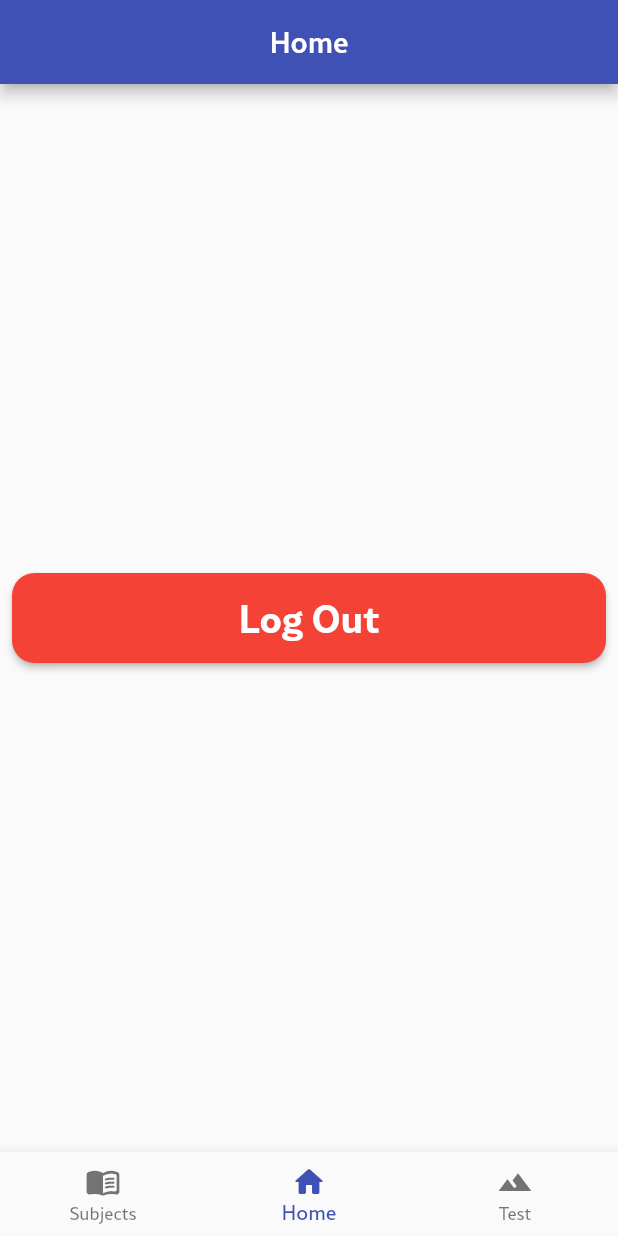
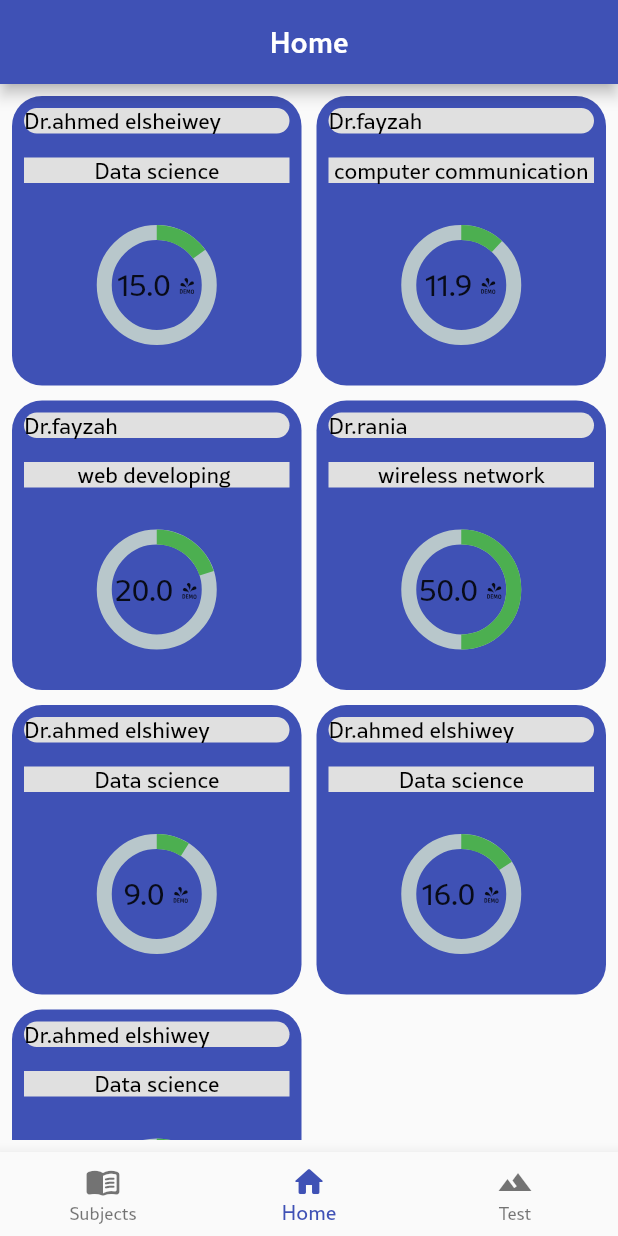
Before and after one commit to Mo7medSla7/attendance_tracker, a Flutter app: the LayoutScreen screen opened directly, on a phone screen of 412 x 824 dp. Run offline on Flutter 3.47's test engine with Material 2 defaults, Android fonts, the light colour scheme and no system bars; drawn by our look-alikes of percent_indicator; our stand-ins replace dio, flutter_bloc, flutter_svg, shared_preferences, smooth_page_indicator; accounts and stored records are empty.

Commit message:
grid view on home

```diff
--- a/lib/main.dart
+++ b/lib/main.dart
@@ -2,6 +2,7 @@ import 'package:attendance_tracker/helpers/cache_helper.dart';
 import 'package:attendance_tracker/helpers/dio_helper.dart';
 import 'package:attendance_tracker/layout/cubit/cubit.dart';
 import 'package:attendance_tracker/layout/layout_screen.dart';
+import 'package:attendance_tracker/modules/home_screen/home_screen.dart';
 import 'package:attendance_tracker/modules/login_screen/login_screen.dart';
 import 'package:attendance_tracker/modules/on_boarding_screen/on_boarding_screen.dart';
 import 'package:attendance_tracker/shared/user_data.dart';
--- /dev/null
+++ b/lib/models/lecture_model.dart
@@ -0,0 +1,20 @@
+class LectureModel{
+  String drName;
+  String subject;
+  double attendancePercent;
+  LectureModel({
+    required this.drName,
+    required this.subject,
+    required this.attendancePercent,
+  });
+}
+List<LectureModel> lectures =
+  [
+    LectureModel(drName: 'ahmed elsheiwey', subject: 'Data science', attendancePercent: 15.0),
+    LectureModel(drName: 'fayzah', subject: 'computer communication', attendancePercent: 11.9),
+    LectureModel(drName: 'fayzah', subject: 'web developing ', attendancePercent: 20.0),
+    LectureModel(drName: 'rania', subject: 'wireless network', attendancePercent: 50.0),
+    LectureModel(drName: 'ahmed elshiwey', subject: 'Data science', attendancePercent: 9.0),
+    LectureModel(drName: 'ahmed elshiwey', subject: 'Data science', attendancePercent: 16.0),
+    LectureModel(drName: 'ahmed elshiwey', subject: 'Data science', attendancePercent: 60.9),
+  ];
--- a/lib/modules/home_screen/home_screen.dart
+++ b/lib/modules/home_screen/home_screen.dart
@@ -1,14 +1,18 @@
 import 'package:attendance_tracker/helpers/cache_helper.dart';
+import 'package:attendance_tracker/models/lecture_model.dart';
 import 'package:attendance_tracker/modules/login_screen/login_screen.dart';
 import 'package:attendance_tracker/shared/component.dart';
 import 'package:flutter/material.dart';
 
 class Home_Screen extends StatelessWidget {
-  const Home_Screen({Key? key}) : super(key: key);
-
+  const Home_Screen({super.key,});
   @override
   Widget build(BuildContext context) {
-    return Center(
+    return Padding(
+      padding: const EdgeInsets.all(8.0),
+      child: DefaultGridView(),
+    );
+   /* return Center(
         child: Padding(
       padding: const EdgeInsets.all(8.0),
       child: FullWidthElevatedButton(
@@ -21,6 +25,6 @@ class Home_Screen extends StatelessWidget {
           ));
         },
       ),
-    ));
+    ));*/
   }
 }
--- a/lib/shared/component.dart
+++ b/lib/shared/component.dart
@@ -1,4 +1,6 @@
+import 'package:attendance_tracker/models/lecture_model.dart';
 import 'package:flutter/material.dart';
+import 'package:percent_indicator/percent_indicator.dart';
 
 class DefaultFormField extends StatelessWidget {
   final String hintText;
@@ -192,3 +194,82 @@ class FullWidthElevatedButton extends StatelessWidget {
     );
   }
 }
+
+class DefaultGridView extends StatelessWidget {
+  const DefaultGridView({super.key,});
+  @override
+  Widget build(BuildContext context) {
+    return GridView.count(
+      mainAxisSpacing: 10,
+      crossAxisSpacing: 10,
+      crossAxisCount: 2,
+      children: List.generate(
+          lectures.length,
+              (index)=>buildLectureItem(lectures[index])
+      ),
+
+    );
+  }
+  Widget buildLectureItem(LectureModel lecture)=> Container(
+    decoration: BoxDecoration(
+      borderRadius: BorderRadius.circular(20),
+      color: Colors.indigo,
+    ),
+    child: Column(
+      crossAxisAlignment: CrossAxisAlignment.start,
+      children: [
+        Padding(
+          padding: const EdgeInsets.all(8.0),
+          child: Container(
+            width: double.maxFinite,
+            alignment:Alignment.topLeft,
+            decoration: BoxDecoration(
+              borderRadius: BorderRadius.circular(10),
+              color: Colors.grey[300],
+            ),
+            child: Text(
+              'Dr.${lecture.drName}',
+              style: TextStyle(
+                color: Colors.black,
+                fontSize: 15,
+              ),),
+          ),
+        ),
+        Padding(
+          padding: const EdgeInsets.all(8.0),
+          child: Container(
+            width: double.maxFinite,
+            alignment:Alignment.center,
+            decoration: BoxDecoration(
+              color: Colors.grey[300],
+            ),
+            child: Text(
+              '${lecture.subject}',
+              style: TextStyle(
+                color: Colors.black,
+                fontSize: 15,
+              ),
+              maxLines: 1,
+              overflow: TextOverflow.ellipsis,
+            ),
+          ),
+        ),
+        SizedBox(height: 20,),
+        Center(
+          child: new CircularPercentIndicator(
+            radius:40.0,
+            lineWidth: 10.0,
+            percent: lecture.attendancePercent/100,
+            center: new Text(
+                '${lecture.attendancePercent} %',
+                 style: TextStyle(
+                   fontSize: 20,
+                 ),
+            ),
+            progressColor: Colors.green,
+          ),
+        ),
+      ],
+    ),
+  );
+}
--- a/pubspec.yaml
+++ b/pubspec.yaml
@@ -38,6 +38,7 @@ dependencies:
   flutter_svg: ^1.1.5
   shared_preferences: ^2.0.15
   smooth_page_indicator: ^1.0.0+2
+  percent_indicator: ^4.0.1
 
 dev_dependencies:
   flutter_lints: ^2.0.0
```
Also changed, not shown: pubspec.lock, 1 other file.
